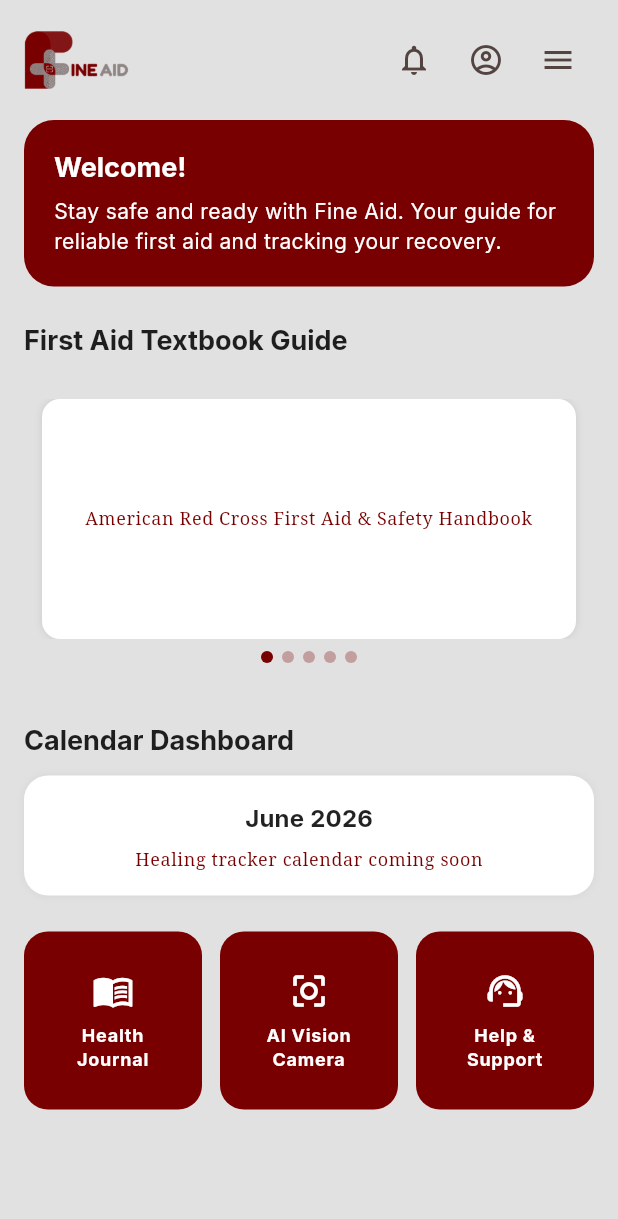
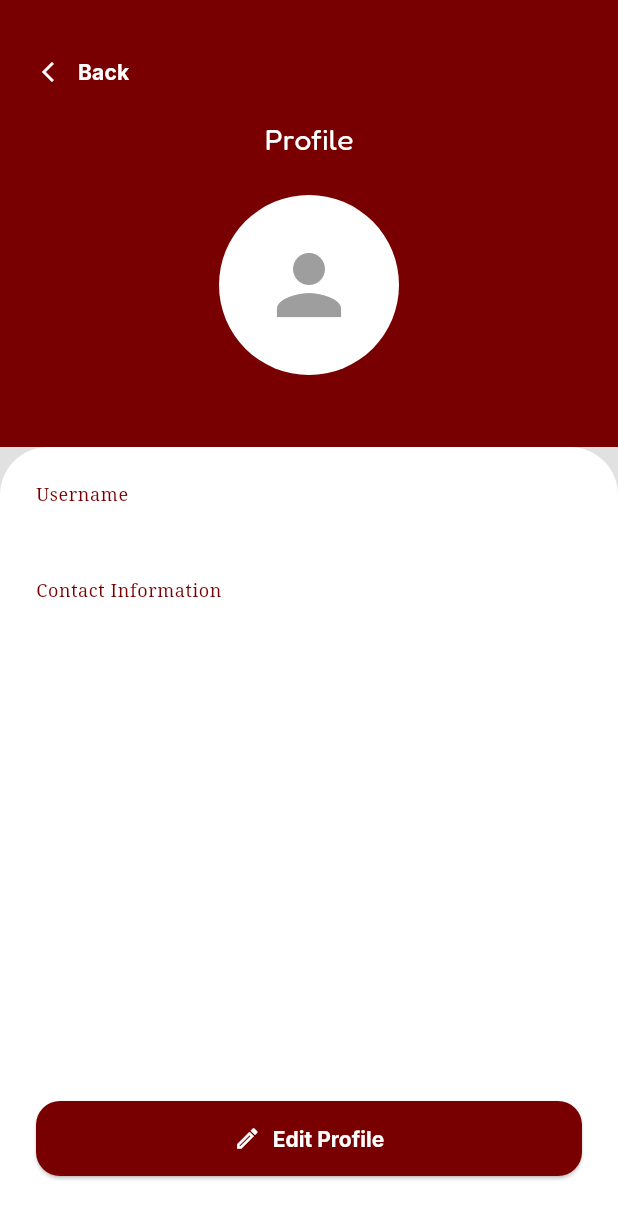
Before and after one commit to brndth-8/Fine_Aid, a Flutter app: the DashboardScreen screen opened by its route, after a tap on the "account circle" icon, on a phone screen of 412 x 824 dp. Shown: the top 1219 px of the screen. Run offline on Flutter 3.47's test engine with Material 3 defaults, Android fonts, the phone set to English and light mode, and no system bars; our stand-ins replace cloud_firestore, firebase_auth, firebase_core, google_fonts, permission_handler; accounts and stored records are empty.

Commit message:
Build Profile and Edit Profile screens

```diff
--- a/lib/features/dashboard/screens/dashboard_screen.dart
+++ b/lib/features/dashboard/screens/dashboard_screen.dart
@@ -1,5 +1,6 @@
 import 'package:flutter/material.dart';
 import '../../../services/firebase/auth_service.dart';
+import '../../settings/screens/profile_screen.dart';
 
 class _TourStep {
   final GlobalKey targetKey;
@@ -209,15 +210,23 @@ class _DashboardScreenState extends State<DashboardScreen> {
       children: [
         Image.asset('assets/images/FINE_AID_Logo.png', width: 70, height: 40),
         const Spacer(),
+
         IconButton(
           icon: const Icon(Icons.notifications_outlined),
           onPressed: () {},
         ),
+
         IconButton(
           key: _profileKey,
           icon: const Icon(Icons.account_circle_outlined),
-          onPressed: () {},
+          onPressed: () {
+            Navigator.push(
+              context,
+              MaterialPageRoute(builder: (context) => const ProfileScreen()),
+            );
+          },
         ),
+
         IconButton(
           icon: const Icon(Icons.menu),
           onPressed: () => _showMenu(context),
--- /dev/null
+++ b/lib/features/settings/screens/profile_screen.dart
@@ -0,0 +1,144 @@
+import 'package:flutter/material.dart';
+import 'package:firebase_auth/firebase_auth.dart';
+import 'package:cloud_firestore/cloud_firestore.dart';
+import 'edit_profile_screen.dart';
+
+class ProfileScreen extends StatelessWidget {
+  const ProfileScreen({super.key});
+
+  @override
+  Widget build(BuildContext context) {
+    final theme = Theme.of(context);
+    final user = FirebaseAuth.instance.currentUser;
+
+    return Scaffold(
+      body: Column(
+        children: [
+          Container(
+            width: double.infinity,
+            color: theme.colorScheme.primary,
+            padding: const EdgeInsets.symmetric(vertical: 24),
+            child: SafeArea(
+              bottom: false,
+              child: Column(
+                children: [
+                  Align(
+                    alignment: Alignment.topLeft,
+                    child: Padding(
+                      padding: const EdgeInsets.symmetric(horizontal: 16),
+                      child: TextButton.icon(
+                        onPressed: () => Navigator.pop(context),
+                        icon: const Icon(
+                          Icons.arrow_back_ios,
+                          color: Colors.white,
+                          size: 16,
+                        ),
+                        label: const Text(
+                          'Back',
+                          style: TextStyle(color: Colors.white),
+                        ),
+                      ),
+                    ),
+                  ),
+                  const SizedBox(height: 8),
+                  Text(
+                    'Profile',
+                    style: theme.textTheme.headlineMedium?.copyWith(
+                      color: Colors.white,
+                    ),
+                  ),
+                  const SizedBox(height: 24),
+                  const CircleAvatar(
+                    radius: 60,
+                    backgroundColor: Colors.white,
+                    child: Icon(Icons.person, size: 64, color: Colors.grey),
+                  ),
+                  const SizedBox(height: 24),
+                ],
+              ),
+            ),
+          ),
+          Expanded(
+            child: Container(
+              width: double.infinity,
+              decoration: const BoxDecoration(
+                color: Colors.white,
+                borderRadius: BorderRadius.only(
+                  topLeft: Radius.circular(32),
+                  topRight: Radius.circular(32),
+                ),
+              ),
+              padding: const EdgeInsets.all(24),
+              child: user == null
+                  ? const Center(child: Text('Not signed in'))
+                  : StreamBuilder<DocumentSnapshot<Map<String, dynamic>>>(
+                      stream: FirebaseFirestore.instance
+                          .collection('users')
+                          .doc(user.uid)
+                          .snapshots(),
+                      builder: (context, snapshot) {
+                        if (!snapshot.hasData) {
+                          return const Center(
+                            child: CircularProgressIndicator(),
+                          );
+                        }
+                        final data = snapshot.data!.data() ?? {};
+                        final username = data['username'] as String? ?? '';
+                        final verificationMethod =
+                            data['verificationMethod'] as String? ?? 'email';
+                        final contact = verificationMethod == 'phone'
+                            ? (data['phoneNumber'] as String? ?? '')
+                            : (data['email'] as String? ?? '');
+
+                        return Column(
+                          crossAxisAlignment: CrossAxisAlignment.start,
+                          children: [
+                            Text('Username', style: theme.textTheme.bodySmall),
+                            const SizedBox(height: 4),
+                            Text(
+                              username,
+                              style: theme.textTheme.titleMedium?.copyWith(
+                                color: theme.colorScheme.primary,
+                              ),
+                            ),
+                            const SizedBox(height: 20),
+                            Text(
+                              'Contact Information',
+                              style: theme.textTheme.bodySmall,
+                            ),
+                            const SizedBox(height: 4),
+                            Text(
+                              contact,
+                              style: theme.textTheme.titleMedium?.copyWith(
+                                color: theme.colorScheme.primary,
+                              ),
+                            ),
+                            const Spacer(),
+                            ElevatedButton.icon(
+                              onPressed: () {
+                                Navigator.push(
+                                  context,
+                                  MaterialPageRoute(
+                                    builder: (context) =>
+                                        const EditProfileScreen(),
+                                  ),
+                                );
+                              },
+                              icon: const Icon(Icons.edit_outlined, size: 18),
+                              label: const Text('Edit Profile'),
+                              style: ElevatedButton.styleFrom(
+                                minimumSize: const Size.fromHeight(50),
+                              ),
+                            ),
+                            const SizedBox(height: 16),
+                          ],
+                        );
+                      },
+                    ),
+            ),
+          ),
+        ],
+      ),
+    );
+  }
+}
```
Also changed, not shown: lib/features/settings/screens/edit_profile_screen.dart (added, +322 -0 lines).
